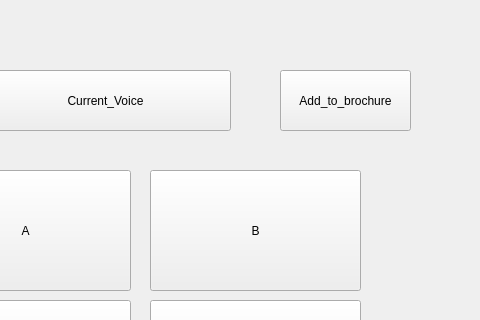
The window that UI_File/Reverse_Widget/Test_Widget.ui (Lyghrock/Programming-Practice-2025-Spring-Project) describes before a commit, drawn with Qt 5; both pictures show x 170 to 650 and y 0 to 320 of the 650 by 450 pixel window.
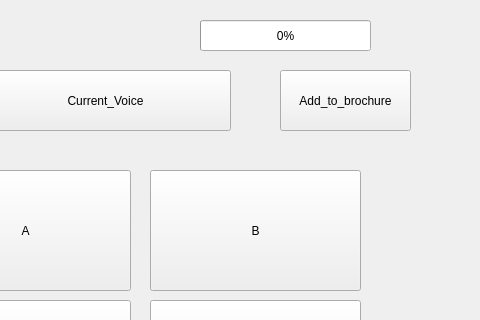
The same window after the commit.

What changed in the file:
```diff
--- a/UI_File/Reverse_Widget/Test_Widget.ui
+++ b/UI_File/Reverse_Widget/Test_Widget.ui
@@ -116,6 +116,19 @@
     <string>Add_to_brochure</string>
    </property>
   </widget>
+  <widget class="QProgressBar" name="Test_Progress">
+   <property name="geometry">
+    <rect>
+     <x>370</x>
+     <y>20</y>
+     <width>171</width>
+     <height>31</height>
+    </rect>
+   </property>
+   <property name="value">
+    <number>0</number>
+   </property>
+  </widget>
  </widget>
  <resources/>
  <connections/>
```
